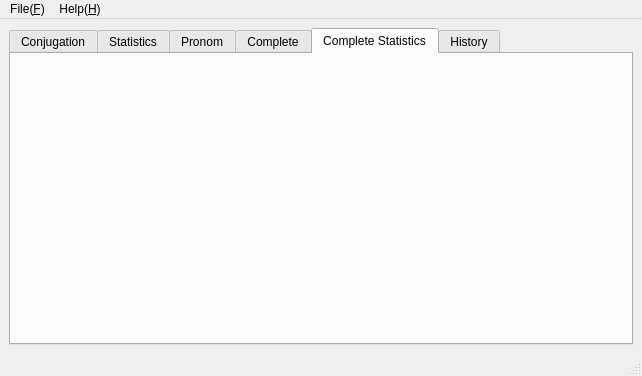
This is mainwindow.ui in shijie-xu/conj as Qt 5 draws it before an edit. The edited form follows.
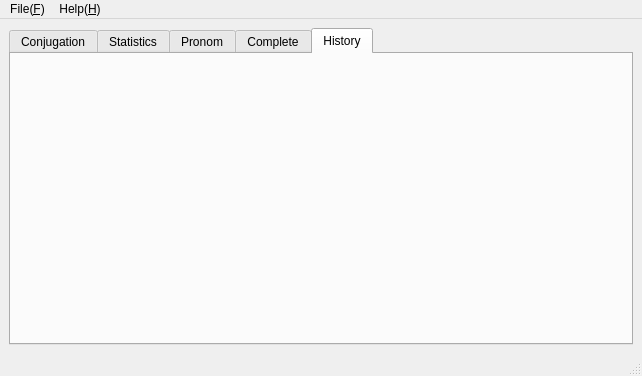
This is the edited form. The open tabs and pages were chosen to show the change.

Patch:
```diff
--- a/mainwindow.ui
+++ b/mainwindow.ui
@@ -557,16 +557,6 @@
         </item>
        </layout>
       </widget>
-      <widget class="QWidget" name="tab_5">
-       <attribute name="title">
-        <string>Complete Statistics</string>
-       </attribute>
-       <layout class="QHBoxLayout" name="horizontalLayout_15">
-        <item>
-         <layout class="QVBoxLayout" name="vb_cs"/>
-        </item>
-       </layout>
-      </widget>
       <widget class="QWidget" name="tab_6">
        <attribute name="title">
         <string>History</string>
```
Left out of the diff: 4 changed lines with no effect on the pictures.
